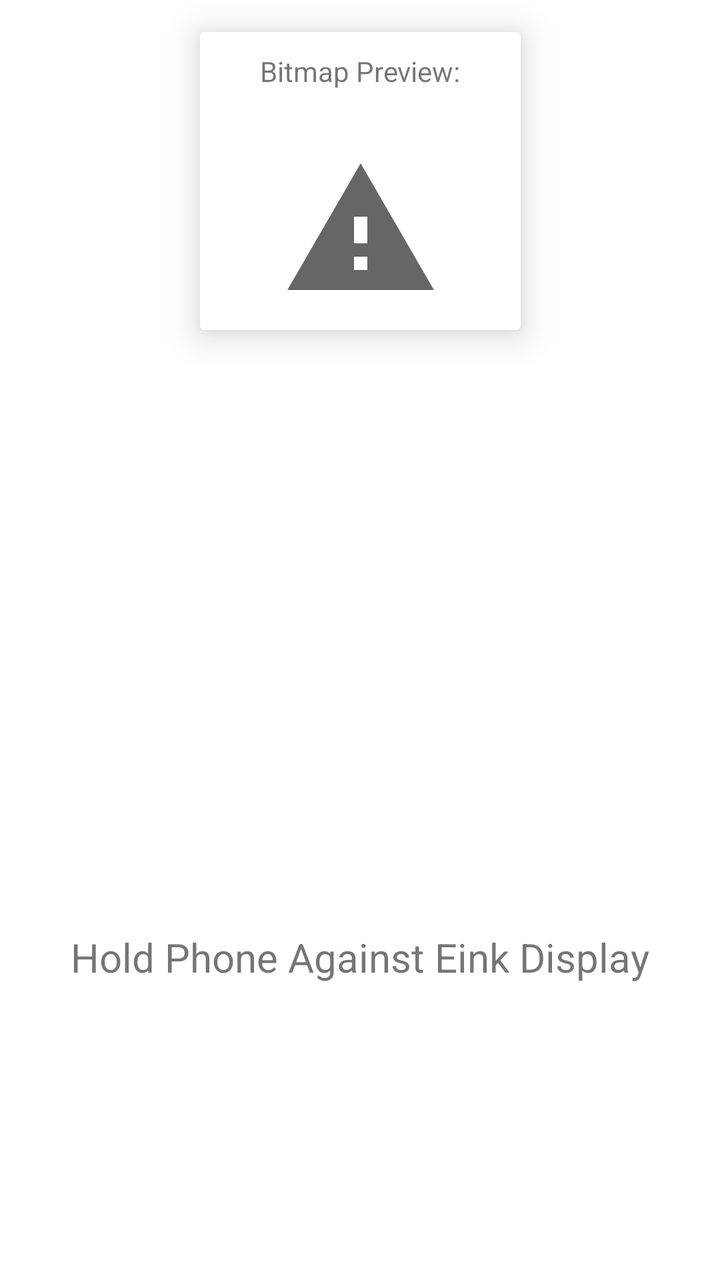
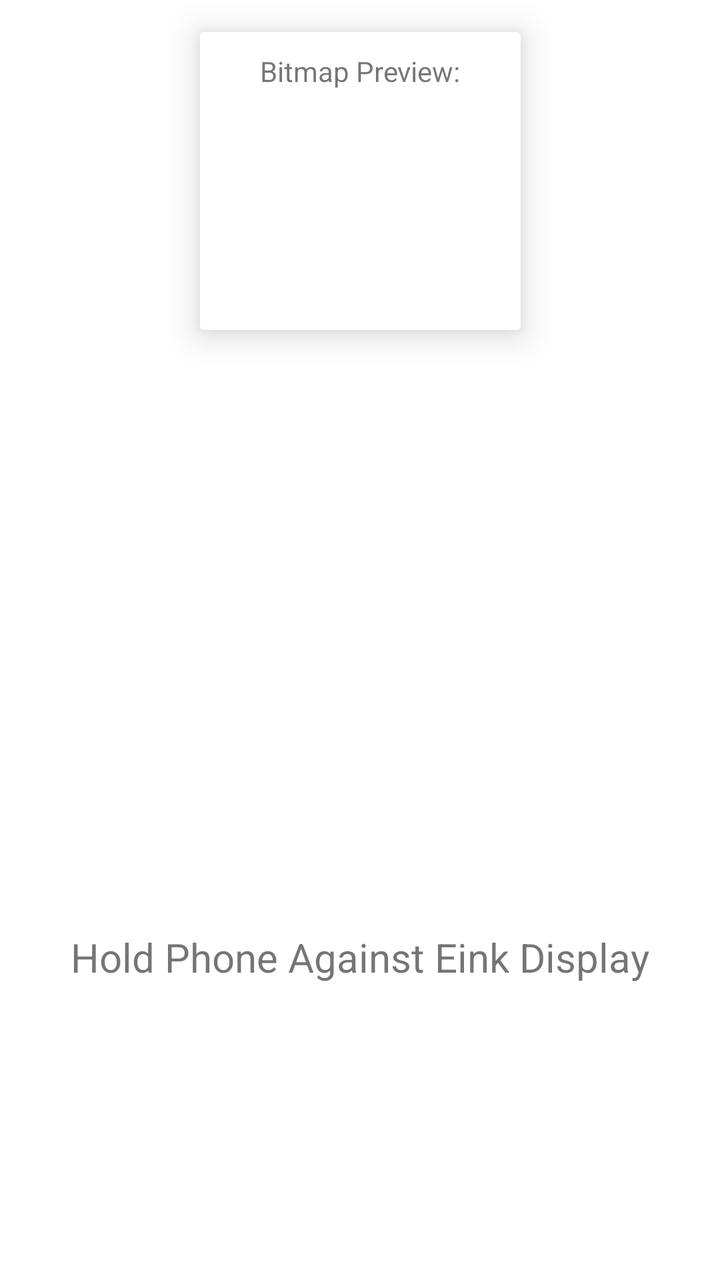

Compare the two renders of this Android layout. The source of the first and the diff that turns it into the second are given below.
<!-- AndroidManifest.xml: application theme Theme.NFCEInkWriter -->
<!-- res/layout/activity_nfc_flasher.xml -->
<?xml version="1.0" encoding="utf-8"?>
<androidx.constraintlayout.widget.ConstraintLayout xmlns:android="http://schemas.android.com/apk/res/android"
    xmlns:app="http://schemas.android.com/apk/res-auto"
    xmlns:tools="http://schemas.android.com/tools"
    android:layout_width="match_parent"
    android:layout_height="match_parent"
    tools:context=".NfcFlasher">

    <androidx.cardview.widget.CardView
        android:id="@+id/previewImageWrapper"
        android:layout_width="wrap_content"
        android:layout_height="wrap_content"
        android:layout_marginTop="16dp"
        app:cardElevation="10dp"
        app:layout_constraintLeft_toLeftOf="parent"
        app:layout_constraintRight_toRightOf="parent"
        app:layout_constraintTop_toTopOf="parent">

        <androidx.constraintlayout.widget.ConstraintLayout
            android:id="@+id/imagePreviewCardBody"
            android:layout_width="match_parent"
            android:layout_height="match_parent">

            <TextView
                android:id="@+id/imagePreviewText"
                android:layout_width="wrap_content"
                android:layout_height="wrap_content"
                android:paddingHorizontal="30dp"
                android:paddingVertical="10dp"
                android:text="@string/imagePreviewText"
                app:layout_constraintLeft_toLeftOf="parent"
                app:layout_constraintRight_toRightOf="parent"
                app:layout_constraintTop_toTopOf="parent" />

            <ImageView
                android:id="@+id/previewImageView"
                android:layout_width="wrap_content"
                android:layout_height="wrap_content"
                android:contentDescription="@string/image_preview_content_description"
                android:layout_marginTop="10dp"
                android:minWidth="100dp"
                android:minHeight="100dp"
                android:padding="10dp"
                app:layout_constraintLeft_toLeftOf="parent"
                app:layout_constraintRight_toRightOf="parent"
                app:layout_constraintTop_toBottomOf="@+id/imagePreviewText"
                app:srcCompat="?android:attr/alertDialogIcon" />
        </androidx.constraintlayout.widget.ConstraintLayout>
    </androidx.cardview.widget.CardView>

    <TextView
        android:id="@+id/holdPhoneToPairTextView"
        android:layout_width="wrap_content"
        android:layout_height="wrap_content"
        android:textSize="20sp"
        android:layout_marginTop="300dp"
        app:layout_constraintLeft_toLeftOf="parent"
        app:layout_constraintRight_toRightOf="parent"
        app:layout_constraintTop_toBottomOf="@id/previewImageWrapper"
        android:text="@string/hold_phone_to_flash_text" />


</androidx.constraintlayout.widget.ConstraintLayout>
<!-- resources referenced by this layout -->
<resources>
  <string name="hold_phone_to_flash_text">Hold Phone Against Eink Display</string>
  <string name="imagePreviewText">Bitmap Preview:</string>
  <string name="image_preview_content_description">Image to Flash Preview</string>
  <style name="Theme.NFCEInkWriter" parent="Theme.MaterialComponents.DayNight.NoActionBar">
          
          <item name="colorPrimary">@color/purple_500</item>
          <item name="colorPrimaryVariant">@color/purple_700</item>
          <item name="colorOnPrimary">@color/white</item>
          
          <item name="colorSecondary">@color/teal_200</item>
          <item name="colorSecondaryVariant">@color/teal_700</item>
          <item name="colorOnSecondary">@color/black</item>
          
          <item name="android:statusBarColor" tools:targetApi="l">?attr/colorPrimaryVariant</item>
          
      </style>
  <color name="purple_500">#FF6200EE</color>
  <color name="purple_700">#FF3700B3</color>
  <color name="white">#FFFFFFFF</color>
  <color name="teal_200">#FF03DAC5</color>
  <color name="teal_700">#FF018786</color>
  <color name="black">#FF000000</color>
</resources>

<!-- the commit's change to res/layout/activity_nfc_flasher.xml (unified diff, before → after) -->
@@ -44,7 +44,7 @@
                 app:layout_constraintLeft_toLeftOf="parent"
                 app:layout_constraintRight_toRightOf="parent"
                 app:layout_constraintTop_toBottomOf="@+id/imagePreviewText"
-                app:srcCompat="?android:attr/alertDialogIcon" />
+                app:srcCompat="@android:drawable/stat_sys_warning" />
         </androidx.constraintlayout.widget.ConstraintLayout>
     </androidx.cardview.widget.CardView>
 
